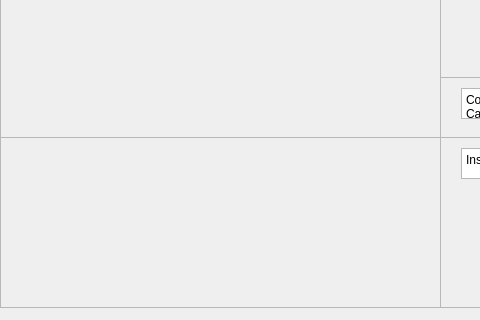
First picture: the form in MonsterFactory/mainwindow.ui, repository arty4325/IC2001-MonsterFactory, before the edit; both pictures show x 0 to 480 and y 363 to 683 of the 1366 by 768 pixel window.
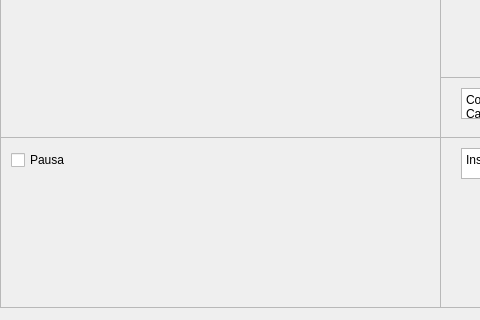
Second picture: the form after the edit.

What changed in the file:
```diff
--- a/MonsterFactory/mainwindow.ui
+++ b/MonsterFactory/mainwindow.ui
@@ -708,6 +708,19 @@
        <height>169</height>
       </rect>
      </property>
+     <widget class="QCheckBox" name="pausarTodo">
+      <property name="geometry">
+       <rect>
+        <x>10</x>
+        <y>10</y>
+        <width>88</width>
+        <height>24</height>
+       </rect>
+      </property>
+      <property name="text">
+       <string>Pausa</string>
+      </property>
+     </widget>
     </widget>
    </widget>
    <widget class="QScrollArea" name="scrollArea_10">
```
